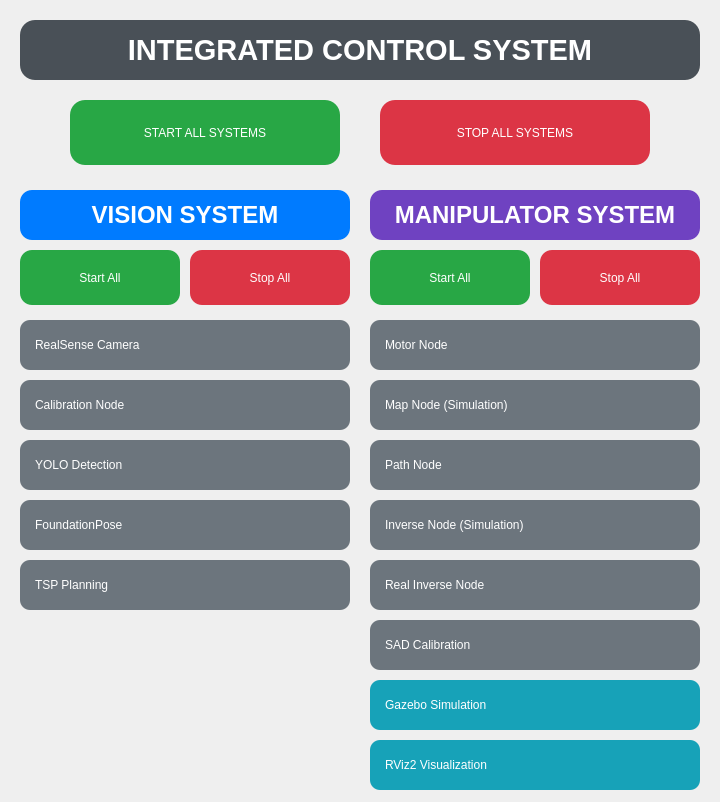
This is ui/mainwindow.ui in mkdir-sweetiepie/harvest_go as Qt 5 draws it before an edit. The edited form follows.
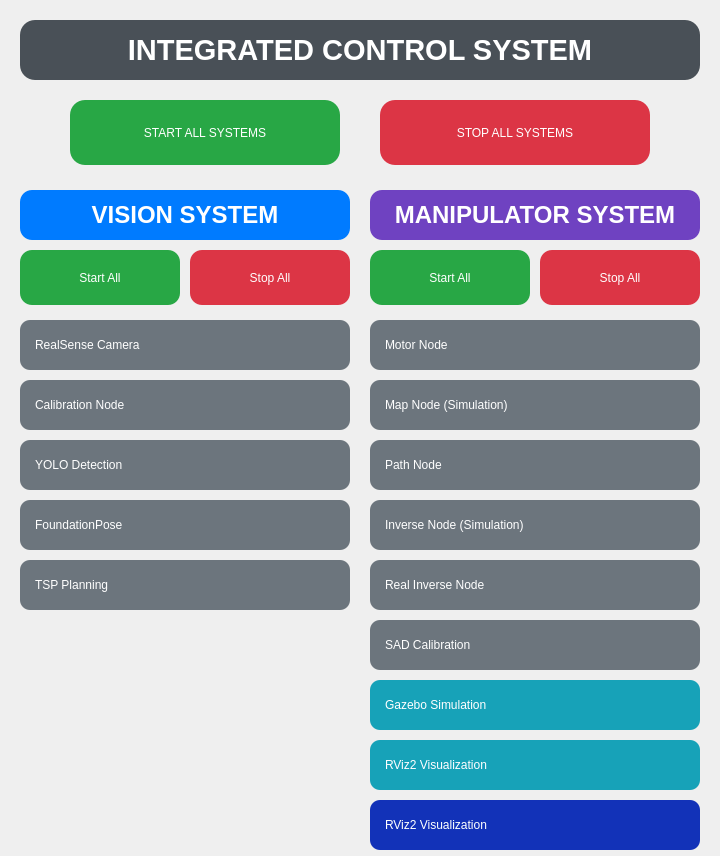
This is the edited form. Icons and pictures are not drawn.

```diff
--- a/ui/mainwindow.ui
+++ b/ui/mainwindow.ui
@@ -7,7 +7,7 @@
     <x>0</x>
     <y>0</y>
     <width>720</width>
-    <height>802</height>
+    <height>856</height>
    </rect>
   </property>
   <property name="windowTitle">
@@ -640,6 +640,34 @@
      <string>SAD Calibration</string>
     </property>
    </widget>
+   <widget class="QPushButton" name="RViz_2">
+    <property name="geometry">
+     <rect>
+      <x>370</x>
+      <y>800</y>
+      <width>330</width>
+      <height>50</height>
+     </rect>
+    </property>
+    <property name="styleSheet">
+     <string notr="true">QPushButton {
+                        font: 12pt &quot;Ubuntu&quot;;
+                        background-color: #1232b8;
+                        color: white;
+                        border-radius: 10px;
+                        border: none;
+                        padding: 8px;
+                        text-align: left;
+                        padding-left: 15px;
+                        }
+                        QPushButton:hover {
+                        background-color: #20c0db;
+                        }</string>
+    </property>
+    <property name="text">
+     <string>RViz2 Visualization</string>
+    </property>
+   </widget>
   </widget>
   <action name="action_Quit">
    <property name="text">
```
